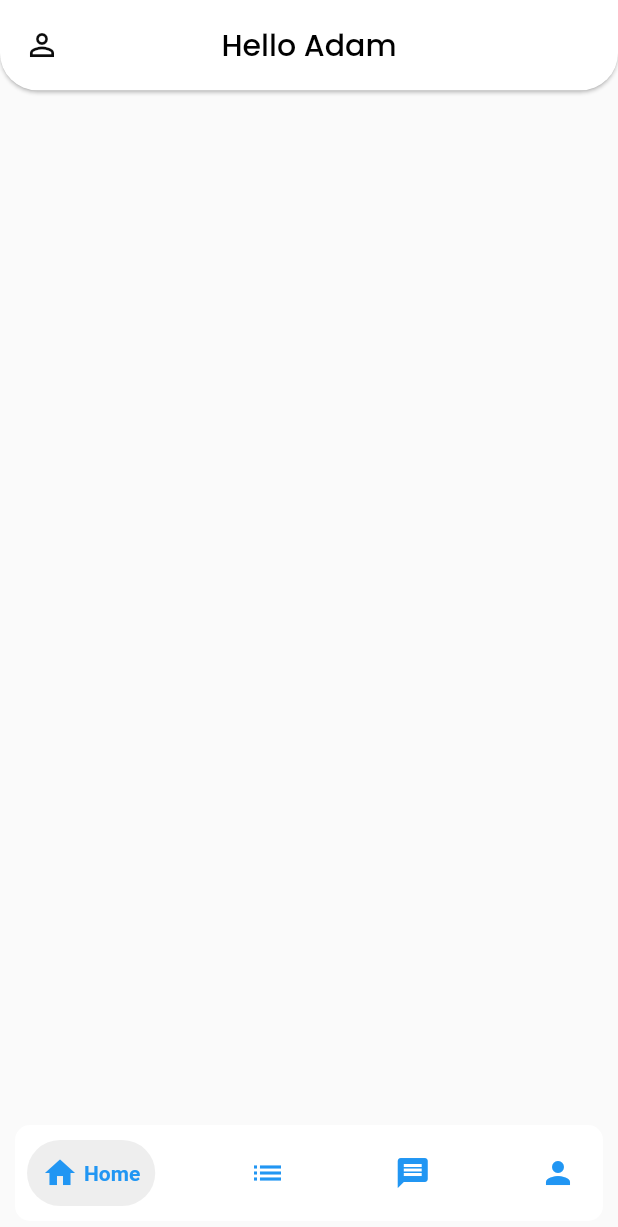
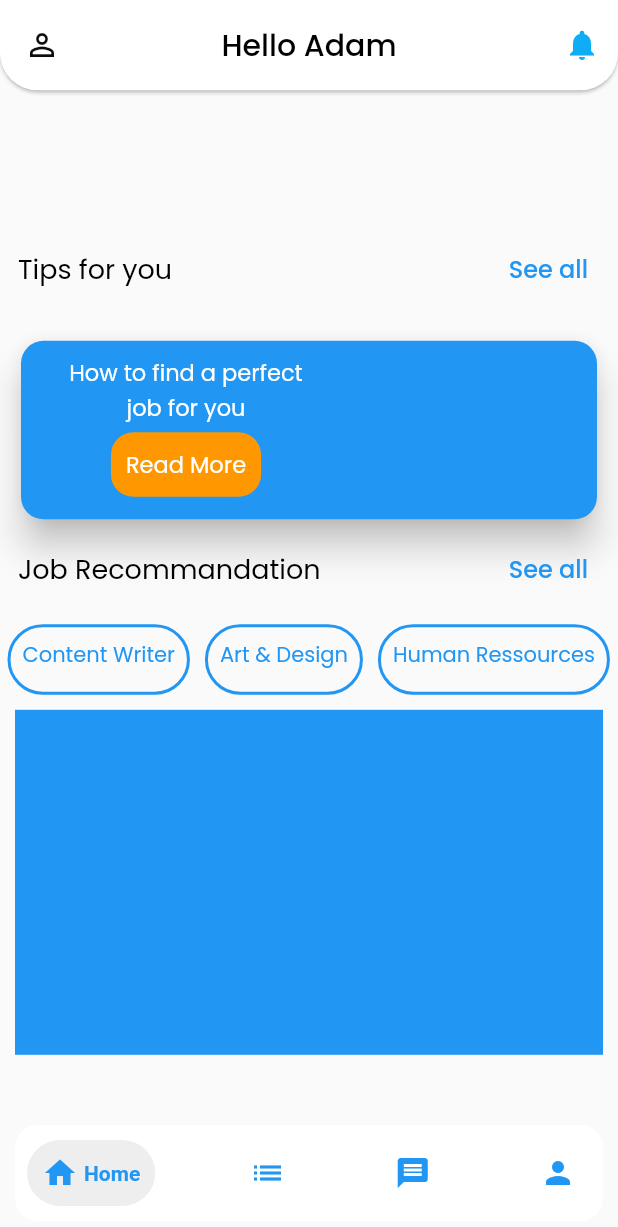
Before and after one commit to arolleaguekeng/ISL, a Flutter app: the screen it shows after launch, on a phone screen of 412 x 824 dp. Shown: the top 1227 px of the screen. Run offline on Flutter 3.47's test engine with Material 2 defaults, Android fonts, the phone set to English and light mode, and no system bars; drawn by our look-alikes of google_nav_bar; our stand-ins replace flutter_svg, google_fonts, shared_preferences.

Commit message:
finalisation of my class into the home page

```diff
--- a/lib/components/routes/custum_route.dart
+++ b/lib/components/routes/custum_route.dart
@@ -1,5 +1,5 @@
 import 'package:flutter/material.dart';
-import 'package:isl/components/screens/choiceJob.dart';
+import 'package:isl/components/screens/choiceJobCategorie.dart';
 import 'package:isl/components/screens/choicePage.dart';
 import '../../notfoundPage.dart';
 import 'route_names.dart';
@@ -11,8 +11,8 @@ class CustomRoute {
       case choiceRoute:
         r = MaterialPageRoute(builder: (_) => ChoicePage());
         break;
-      case choiceJob:
-        r = MaterialPageRoute(builder: (_) => ChoiceJobPage());
+      case choiceJobCategorie:
+        r = MaterialPageRoute(builder: (_) => ChoiceJobCategoriePage());
     }
     return r;
   }
--- a/lib/components/routes/route_names.dart
+++ b/lib/components/routes/route_names.dart
@@ -1,4 +1,4 @@
 const String homeRoute = "/";
 const String choiceRoute = "choicePage";
-const String choiceJob = "choiceJob";
+const String choiceJobCategorie = "choiceJobCategorie";
 const String choiceEmployee = "choiceEmployee";
--- /dev/null
+++ b/lib/components/screens/HomePages/home.dart
@@ -0,0 +1,158 @@
+import 'package:flutter/material.dart';
+import 'package:google_fonts/google_fonts.dart';
+import 'package:isl/models/CategorieJobModel/categorieJob_data.dart';
+import 'package:isl/models/CategorieJobModel/categoriejob.dart';
+import 'package:isl/models/JobModel/job_data.dart';
+
+import '../../../models/JobModel/job.dart';
+import '../../widgets/cardReadMore.dart';
+
+class Home extends StatefulWidget {
+  const Home({super.key});
+
+  @override
+  State<Home> createState() => _HomeState();
+}
+
+class _HomeState extends State<Home> {
+  Color _color = Colors.transparent;
+  List<CategorieJob> selectedJob = [];
+  TextEditingController editingController = TextEditingController();
+  @override
+  Widget build(BuildContext context) {
+    return SingleChildScrollView(
+      child: Column(
+        children: [
+          Container(
+            height: 60,
+            margin: const EdgeInsets.symmetric(horizontal: 8, vertical: 10),
+            child: Row(
+              children: [],
+            ),
+          ),
+          Container(
+            margin: const EdgeInsets.symmetric(horizontal: 12, vertical: 15),
+            child: Row(
+              mainAxisAlignment: MainAxisAlignment.spaceBetween,
+              children: [
+                Text(
+                  'Tips for you',
+                  style: GoogleFonts.poppins(
+                    color: Colors.black,
+                    fontSize: 18,
+                  ),
+                ),
+                TextButton(
+                  onPressed: () {
+                    print('All');
+                  },
+                  child: Text(
+                    'See all',
+                    style: GoogleFonts.poppins(
+                      color: Colors.blue,
+                      fontSize: 16,
+                    ),
+                  ),
+                ),
+              ],
+            ),
+          ),
+          Container(
+            margin: const EdgeInsets.symmetric(horizontal: 10, vertical: 5),
+            child: cardReadMore(),
+          ),
+          Container(
+            margin: const EdgeInsets.symmetric(horizontal: 12),
+            child: Row(
+              mainAxisAlignment: MainAxisAlignment.spaceBetween,
+              children: [
+                Text(
+                  'Job Recommandation',
+                  style: GoogleFonts.poppins(
+                    color: Colors.black,
+                    fontSize: 18,
+                  ),
+                ),
+                TextButton(
+                  onPressed: () {
+                    print('All');
+                  },
+                  child: Text(
+                    'See all',
+                    style: GoogleFonts.poppins(
+                      color: Colors.blue,
+                      fontSize: 16,
+                    ),
+                  ),
+                ),
+              ],
+            ),
+          ),
+          Container(
+            margin: const EdgeInsets.symmetric(vertical: 10),
+            padding: const EdgeInsets.only(top: 3),
+            height: 50,
+            child: ListView.separated(
+                scrollDirection: Axis.horizontal,
+                itemBuilder: (context, index) {
+                  return buildCard(
+                    cjob: CATEGORIESJOB_DATA[index],
+                    isSelected: CATEGORIESJOB_DATA[index].isSelected,
+                    index: index,
+                  );
+                },
+                separatorBuilder: (_, __) {
+                  return const Divider();
+                },
+                itemCount: CATEGORIESJOB_DATA.length),
+          ),
+          Container(
+            height: 230,
+            margin: const EdgeInsets.symmetric(horizontal: 10),
+            color: Colors.blue,
+          ),
+        ],
+      ),
+    );
+  }
+
+  Widget buildCard(
+      {required CategorieJob cjob,
+      required bool isSelected,
+      required int index}) {
+    return GestureDetector(
+      onTap: () {
+        setState(() {
+          CATEGORIESJOB_DATA[index].isSelected =
+              !CATEGORIESJOB_DATA[index].isSelected;
+          if (CATEGORIESJOB_DATA[index].isSelected == true) {
+            selectedJob.add(
+              CategorieJob(
+                jobs: CATEGORIESJOB_DATA[index].jobs,
+                name: CATEGORIESJOB_DATA[index].name,
+                isSelected: true,
+              ),
+            );
+          } else if (CATEGORIESJOB_DATA[index].isSelected == false) {
+            selectedJob.removeWhere(
+                (element) => element.name == CATEGORIESJOB_DATA[index].name);
+          }
+        });
+      },
+      child: Container(
+        decoration: BoxDecoration(
+          color: cjob.isSelected ? Colors.blue : Colors.transparent,
+          border: Border.all(width: 2, color: Colors.blue),
+          borderRadius: BorderRadius.circular(30),
+        ),
+        padding: const EdgeInsets.all(8),
+        margin: const EdgeInsets.symmetric(horizontal: 5),
+        child: Text(
+          cjob.name,
+          style: GoogleFonts.poppins(
+              color: cjob.isSelected ? Colors.white : Colors.blue),
+        ),
+      ),
+    );
+  }
+}
--- a/lib/components/screens/choicePage.dart
+++ b/lib/components/screens/choicePage.dart
@@ -2,8 +2,6 @@ import 'package:flutter/material.dart';
 import 'package:flutter_svg/flutter_svg.dart';
 import 'package:google_fonts/google_fonts.dart';
 import 'package:isl/components/routes/route_names.dart';
-import 'package:isl/components/screens/choiceEmploye.dart';
-import 'package:isl/components/screens/choiceJob.dart';
 import '../widgets/Powerded.dart';
 
 import '../widgets/WantedJobCard.dart';
@@ -83,7 +81,7 @@ class _ChoicePageState extends State<ChoicePage> {
                             },
                             onDoubleTap: () {
                               print('Get this 2');
-                              Navigator.pushNamed(context, choiceJob);
+                              Navigator.pushNamed(context, choiceJobCategorie);
                             },
                             child: wantedJobCard(
                               color: _color1,
--- a/lib/components/screens/homePage.dart
+++ b/lib/components/screens/homePage.dart
@@ -1,6 +1,10 @@
 import 'package:flutter/material.dart';
 import 'package:google_fonts/google_fonts.dart';
 import 'package:google_nav_bar/google_nav_bar.dart';
+import 'package:isl/components/screens/HomePages/home.dart';
+import 'package:isl/components/screens/HomePages/list.dart';
+import 'package:isl/components/screens/HomePages/message.dart';
+import 'HomePages/profile.dart';
 
 class HomePage extends StatefulWidget {
   const HomePage({super.key});
@@ -10,6 +14,16 @@ class HomePage extends StatefulWidget {
 }
 
 class _HomePageState extends State<HomePage> {
+  int currentTab = 0;
+
+  final List<Widget> screens = [
+    Home(),
+    ListPage(),
+    MessagePage(),
+    ProfilePage(),
+  ];
+  final PageStorageBucket bucket = PageStorageBucket();
+  Widget currentPage = Home();
   @override
   Widget build(BuildContext context) {
     return Scaffold(
@@ -35,10 +49,18 @@ class _HomePageState extends State<HomePage> {
         ),
         elevation: 1.00,
         backgroundColor: /*Colors.greenAccent[400]*/ Colors.white,
+        actions: [
+          IconButton(
+            onPressed: () {
+              print('Notification');
+            },
+            icon: const Icon(Icons.notifications, color: Colors.lightBlue),
+          )
+        ],
       ),
       bottomNavigationBar: Container(
         decoration: BoxDecoration(
-          borderRadius: BorderRadius.circular(10),
+          borderRadius: BorderRadius.circular(15),
           color: Colors.white,
         ),
         margin: const EdgeInsets.symmetric(horizontal: 10, vertical: 10),
@@ -50,7 +72,10 @@ class _HomePageState extends State<HomePage> {
           tabBackgroundColor: Colors.grey.shade200,
           padding: const EdgeInsets.all(10),
           onTabChange: (index) {
-            print(index);
+            setState(() {
+              currentPage = screens[index];
+              currentTab = index;
+            });
           },
           tabs: const [
             GButton(
@@ -72,10 +97,9 @@ class _HomePageState extends State<HomePage> {
           ],
         ),
       ),
-      body: SingleChildScrollView(
-        child: Column(
-          children: [],
-        ),
+      body: PageStorage(
+        bucket: bucket,
+        child: currentPage,
       ),
     );
   }
--- /dev/null
+++ b/lib/components/widgets/cardReadMore.dart
@@ -0,0 +1,60 @@
+import 'package:flutter/material.dart';
+import 'package:google_fonts/google_fonts.dart';
+
+Widget cardReadMore() {
+  return Card(
+    color: Colors.blue,
+    // ignore: sort_child_properties_last
+    child: Padding(
+      padding: const EdgeInsets.all(10.0),
+      child: Row(
+        children: [
+          Container(
+            padding: const EdgeInsets.symmetric(horizontal: 5),
+            width: 200,
+            child: Column(
+              children: [
+                Container(
+                  margin: const EdgeInsets.symmetric(horizontal: 15.0),
+                  child: Text(
+                    'How to find a perfect job for you',
+                    style:
+                        GoogleFonts.poppins(color: Colors.white, fontSize: 15),
+                    textAlign: TextAlign.center,
+                  ),
+                ),
+                GestureDetector(
+                  onTap: () {
+                    print('Read');
+                  },
+                  child: Container(
+                    padding: const EdgeInsets.all(10),
+                    decoration: BoxDecoration(
+                      borderRadius: BorderRadius.circular(15),
+                      color: Colors.orange,
+                    ),
+                    margin: const EdgeInsets.symmetric(vertical: 5),
+                    child: Text(
+                      'Read More',
+                      style: GoogleFonts.poppins(
+                        color: Colors.white,
+                        fontSize: 15,
+                      ),
+                    ),
+                  ),
+                ),
+              ],
+            ),
+          ),
+          Container(
+            width: 40,
+          ),
+        ],
+      ),
+    ),
+    shape: RoundedRectangleBorder(
+      borderRadius: BorderRadius.circular(15),
+    ),
+    elevation: 10,
+  );
+}
--- /dev/null
+++ b/lib/models/CategorieJobModel/categorieJob_data.dart
@@ -0,0 +1,15 @@
+import 'package:isl/models/CategorieJobModel/categoriejob.dart';
+import 'package:isl/models/JobModel/job_data.dart';
+
+var CATEGORIESJOB_DATA = [
+  CategorieJob(id: "1", jobs: JOB_DATA4, name: "Content Writer"),
+  CategorieJob(id: "2", jobs: JOB_DATA1, name: "Art & Design"),
+  CategorieJob(id: "3", jobs: JOB_DATA2, name: "Human Ressources"),
+  CategorieJob(id: "4", jobs: JOB_DATA7, name: "Programmer"),
+  CategorieJob(id: "5", jobs: JOB_DATA1, name: "Finances"),
+  CategorieJob(id: "6", jobs: JOB_DATA2, name: "Custumer Services"),
+  CategorieJob(id: "7", jobs: JOB_DATA3, name: "Fond and Restaurant"),
+  CategorieJob(id: "8", jobs: JOB_DATA6, name: "Music Producer"),
+  CategorieJob(id: "9", jobs: JOB_DATA5, name: "Infirmeries"),
+  CategorieJob(id: "10", jobs: JOB_DATA4, name: "Analyst"),
+];
--- /dev/null
+++ b/lib/models/CategorieJobModel/categoriejob.dart
@@ -0,0 +1,36 @@
+import '../JobModel/job.dart';
+
+class CategorieJob {
+  final String? id;
+  final List<Job> jobs;
+  final String name;
+  bool isSelected;
+
+  CategorieJob({
+    this.id,
+    required this.jobs,
+    required this.name,
+    this.isSelected = false,
+  });
+
+  factory CategorieJob.fromJson(dynamic json) {
+    return CategorieJob(
+      jobs: json['jobs'],
+      name: json['name'],
+    );
+  }
+  Map<String, dynamic> toJson() => {
+        "id": id,
+        "name": name,
+        "jobs": jobs,
+      };
+
+  static List<CategorieJob> categorieJobFromSnapshot(List snapshot) {
+    return snapshot.map((data) => CategorieJob.fromJson(data)).toList();
+  }
+
+  @override
+  String toString() {
+    return 'CategorieJob:$id,"name": $name,"jobs": $jobs';
+  }
+}
--- /dev/null
+++ b/lib/models/EntrepriseModel/entreprise.dart
@@ -0,0 +1,32 @@
+class Entreprise {
+  final String? id;
+  final String nom;
+  final String logo;
+  final String country;
+
+  Entreprise(
+      {this.id, required this.nom, required this.logo, required this.country});
+
+  factory Entreprise.fromJson(dynamic json) {
+    return Entreprise(
+      nom: json['nom '],
+      logo: json['logo'],
+      country: json['country'],
+    );
+  }
+  Map<String, dynamic> toJson() => {
+        "id": id,
+        "nom": nom,
+        "logo": logo,
+        "country": country,
+      };
+
+  static List<Entreprise> entreprisesFromSnapshot(List snapshot) {
+    return snapshot.map((data) => Entreprise.fromJson(data)).toList();
+  }
+
+  @override
+  String toString() {
+    return 'Entreprise:$id,"nom": $nom,"logo": $logo,"country": $country';
+  }
+}
--- a/lib/models/JobModel/job.dart
+++ b/lib/models/JobModel/job.dart
@@ -1,28 +1,41 @@
+import 'package:isl/models/EntrepriseModel/entreprise.dart';
+
 class Job {
   final String? id;
   final String name;
-  final String image;
   bool isSelected;
+  final Entreprise entreprise;
+  final String price;
+  final String type;
   Job(
       {this.id,
       required this.name,
-      required this.image,
-      this.isSelected = false});
+      this.isSelected = false,
+      required this.entreprise,
+      required this.price,
+      required this.type});
 
   factory Job.fromJson(dynamic json) {
     return Job(
-        id: json['id'] as String,
-        name: json['name'] as String,
-        image: json['image'] as String);
+        name: json['name'],
+        entreprise: json['entreprise'],
+        price: json['price'],
+        type: json['type']);
   }
-  Map<String, dynamic> toJson() => {"id": id, "name": name, "image": image};
+  Map<String, dynamic> toJson() => {
+        "id": id,
+        "name": name,
+        "entreprise": entreprise,
+        "price": price,
+        "type": type
+      };
 
-  static List<Job> usersFromSnapshot(List snapshot) {
+  static List<Job> jobsFromSnapshot(List snapshot) {
     return snapshot.map((data) => Job.fromJson(data)).toList();
   }
 
   @override
   String toString() {
-    return 'Job:$id,name:$name,image:$image,isSelected:$isSelected';
+    return 'Job:$id,name:$name,entreprise": $entreprise,"price": $price,"type": $type,isSelected:$isSelected';
   }
 }
```
Also changed, not shown: lib/components/screens/HomePages/list.dart (added, +19 -0 lines), lib/components/screens/HomePages/message.dart (added, +19 -0 lines), lib/components/screens/HomePages/profile.dart (added, +15 -0 lines), lib/components/screens/choiceJobCategorie.dart (renamed from lib/components/screens/choiceJob.dart, +25 -18 lines), lib/components/screens/profilePage.dart (deleted, +0 -28 lines), lib/models/EntrepriseModel/entreprise_data.dart (added, +10 -0 lines), lib/models/JobModel/job_data.dart (+103 -11 lines), lib/components/screens/HomePages/notificationPage.dart (added).
